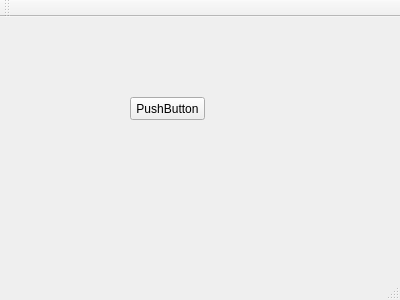
Before: the Qt Designer form REControlSystemGUI/mainwindow.ui in vstuhumanoid/REControlSystem, drawn with Qt 5.
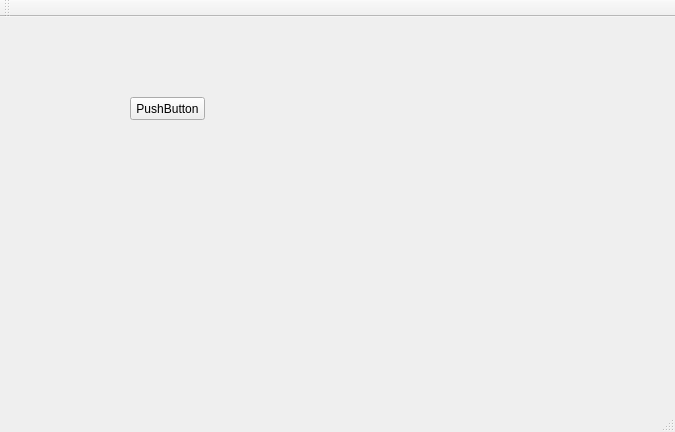
After: the same form once the commit is applied.

Patch:
```diff
--- a/REControlSystemGUI/mainwindow.ui
+++ b/REControlSystemGUI/mainwindow.ui
@@ -6,8 +6,8 @@
    <rect>
     <x>0</x>
     <y>0</y>
-    <width>400</width>
-    <height>300</height>
+    <width>675</width>
+    <height>432</height>
    </rect>
   </property>
   <property name="windowTitle">
```
Left out of the diff: 2 changed lines with no effect on the pictures.
